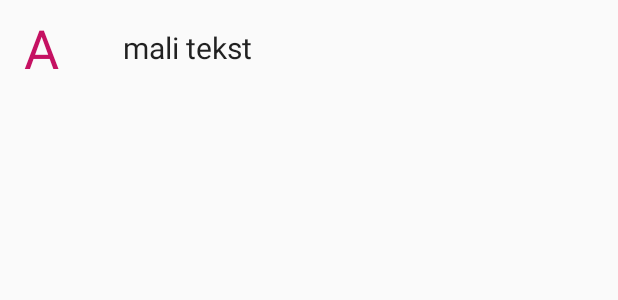
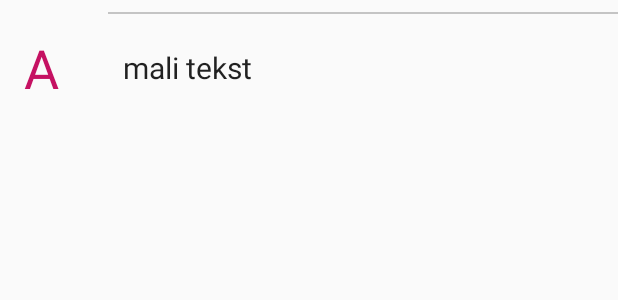
Before and after one commit to milenaasic/ContactTest, an Android app: the layout fragment_contact_item.xml on its own in the app's theme, with its tools: preview values and no code run, on a phone screen of 412 x 824 dp. Shown: the top 300 px of the screen. Run offline under Robolectric (Android 15) with nearby library versions, the phone set to English and light mode, and no system bars.

Commit message:
sitne popravke 19-11-17, sve  osim searchViewa u landscape radi

```diff
--- a/app/src/main/res/layout/fragment_contact_item.xml
+++ b/app/src/main/res/layout/fragment_contact_item.xml
@@ -17,20 +17,15 @@
         <FrameLayout
             android:layout_width="match_parent"
             android:layout_height="1dp"
-            android:layout_marginBottom="1dp"
+            android:layout_marginBottom="8dp"
             android:layout_marginLeft="72dp"
             android:layout_marginStart="72dp"
-            android:layout_marginTop="1dp"
+            android:layout_marginTop="8dp"
 
-            android:elevation="1dp"
-            android:paddingBottom="2dp"
-            android:paddingEnd="2dp"
-            android:paddingLeft="2dp"
-            android:paddingRight="2dp"
-            android:paddingStart="2dp"
-            android:paddingTop="2dp">
+            android:background="@color/cardview_shadow_start_color">
 
         </FrameLayout>
+
     </FrameLayout>
 
     <LinearLayout
--- a/app/src/main/res/values/strings.xml
+++ b/app/src/main/res/values/strings.xml
@@ -7,5 +7,6 @@
     <!-- TODO: Remove or change this placeholder text -->
     <string name="hello_blank_fragment">Hello blank fragment</string>
     <string name="call_via_veritel">Call Via Veritel</string>
+    <string name="foundContacts">found</string>
 
 </resources>
```
Also changed, not shown: app/src/main/java/com/example/milenaasic/contacttest/ContactsFragment.java (+7 -2 lines), app/src/main/java/com/example/milenaasic/contacttest/MyContactRecyclerViewAdapter.java (+11 -14 lines), app/src/main/res/layout/fragment_contact_list.xml (+16 -1 lines).
